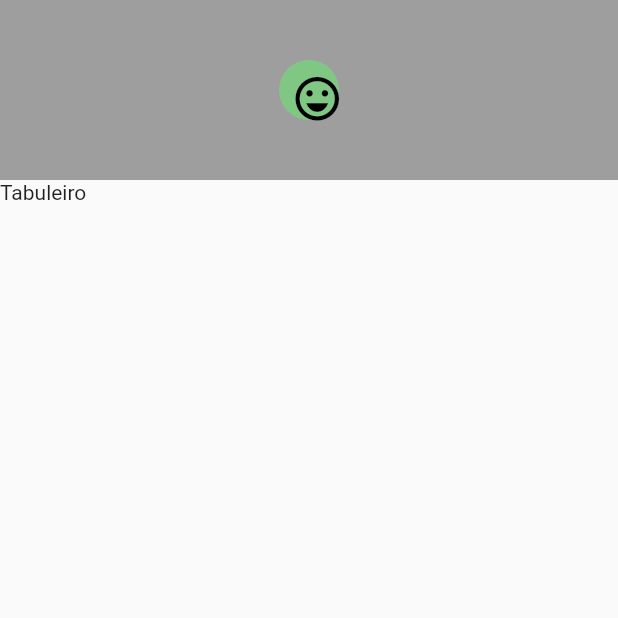
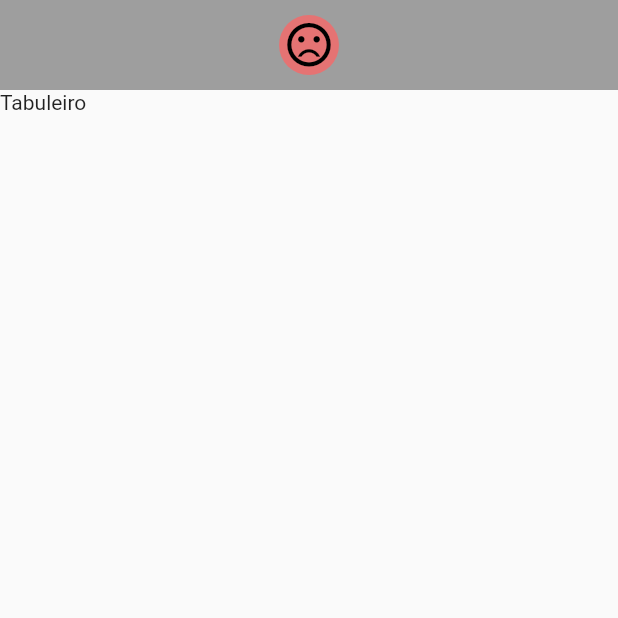
Before and after one commit to pygaudiello/Campo_Minado, a Flutter app: the screen it shows after launch, on a phone screen of 412 x 824 dp, the top half of it. Run offline on Flutter 3.47's test engine with Material 2 defaults, Android fonts, the phone set to English and light mode, and no system bars.

Commit message:
Ajuste da parte visual (Print ainda não funciona)

```diff
--- a/lib/components/resultado_widget.dart
+++ b/lib/components/resultado_widget.dart
@@ -1,10 +1,11 @@
+// ignore_for_file: use_key_in_widget_constructors
+
 import 'package:flutter/material.dart';
 
 class ResultadoWidget extends StatelessWidget implements PreferredSizeWidget {
   final bool? venceu;
   final Function onReiniciar;
 
-  // ignore: use_key_in_widget_constructors
   const ResultadoWidget({
     required this.venceu,
     required this.onReiniciar,
@@ -35,19 +36,15 @@ class ResultadoWidget extends StatelessWidget implements PreferredSizeWidget {
     return Container(
       color: Colors.grey,
       child: SafeArea(
-        child: Center(
         child: Container(
-            padding: const EdgeInsets.all(0),
+          padding: const EdgeInsets.all(10),
           child: CircleAvatar(
+            radius: 20,
             backgroundColor: _getCor(),
-              child: IconButton(
-                icon: Icon(
+            child: Icon(
               _getIcon(),
               color: Colors.black,
               size: 35,
-                ),
-                onPressed: () => onReiniciar(),
-              ),
             ),
           ),
         ),
--- a/lib/screens/campo_minado_app.dart
+++ b/lib/screens/campo_minado_app.dart
@@ -7,7 +7,7 @@ import '../components/resultado_widget.dart';
 class CampoMinadoApp extends StatelessWidget {
   const CampoMinadoApp({Key? key}) : super(key: key);
 
-  _reiniciar() {
+  void _reiniciar() {
     print("Reiniciar");
   }
 
@@ -16,7 +16,7 @@ class CampoMinadoApp extends StatelessWidget {
     return MaterialApp(
       home: Scaffold(
         appBar: ResultadoWidget(
-          venceu: true,
+          venceu: false,
           onReiniciar: _reiniciar, // Remova os parênteses aqui
         ),
         body: Container(
```
Lines whose indentation alone changed are shown as unchanged.
